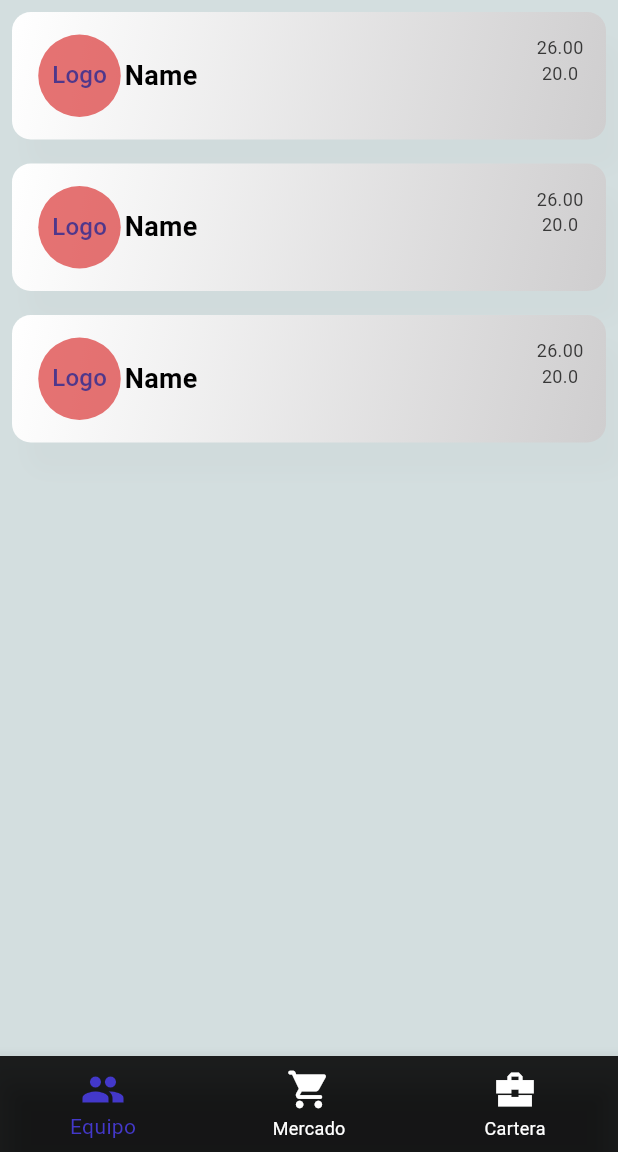
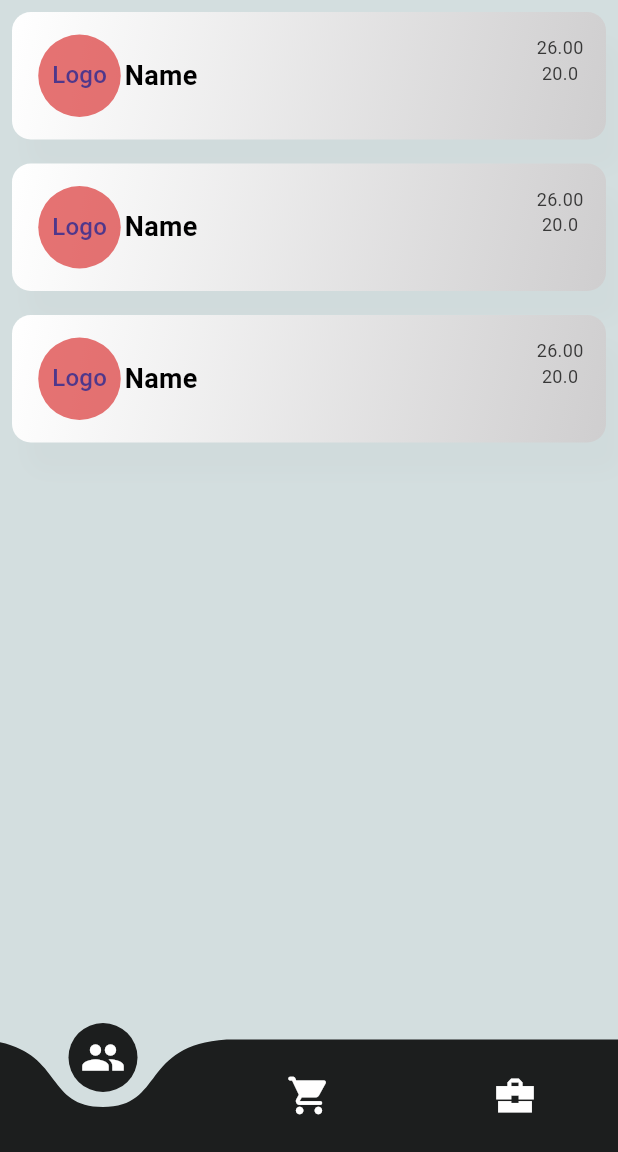
Before and after one commit to osbelsc/inversor_deportivo, a Flutter app: the HomePage screen opened directly, on a phone screen of 412 x 824 dp, the part 84-1236 px from its top. Run offline on Flutter 3.47's test engine with Material 3 defaults, Android fonts, the phone set to English and light mode, and no system bars; drawn by our look-alikes of curved_navigation_bar; our stand-ins replace gap, syncfusion_flutter_charts.

Commit message:
agg curved navigation bar

```diff
--- a/lib/pages/equipoPage.dart
+++ b/lib/pages/equipoPage.dart
@@ -18,6 +18,7 @@ class EquipoPage extends StatelessWidget {
     return Scaffold(
       backgroundColor: Color.fromARGB(255, 211, 222, 223),
       appBar: AppBar(
+        iconTheme: IconThemeData(color: Colors.white),
         backgroundColor: Colors.black87,
         title: Text(
           'Equipo',
--- a/lib/pages/homePage.dart
+++ b/lib/pages/homePage.dart
@@ -1,3 +1,4 @@
+import 'package:curved_navigation_bar/curved_navigation_bar.dart';
 import 'package:flutter/material.dart';
 
 import 'pagesurl.dart';
@@ -60,8 +61,6 @@ class _HomePageState extends State<HomePage> {
     return Scaffold(
       backgroundColor: Color.fromARGB(255, 211, 222, 223),
       appBar: AppBar(
-
-
         backgroundColor: const Color.fromARGB(221, 215, 215, 215),
         actions: [
           IconButton(
@@ -210,31 +209,44 @@ class _HomePageState extends State<HomePage> {
         ),
       ),
       body: body, // Usa el body determinado
-      bottomNavigationBar: BottomNavigationBar(
-        iconSize: 30.0,
-        backgroundColor: Colors.black87,
-        currentIndex: bottomNavIndex,
+      bottomNavigationBar: CurvedNavigationBar(
+        color: Colors.black87,
+        backgroundColor: Color.fromARGB(255, 211, 222, 223),
+        index: bottomNavIndex,
         onTap: (index) {
           setState(() {
             drawerIndex = -1; // Resetea el índice del Drawer
             bottomNavIndex = index; // Cambia el índice del BottomNavigationBar
           });
         },
-        selectedItemColor: Color(0xff4338CA),
-        unselectedItemColor: Colors.white,
         items: [
-          BottomNavigationBarItem(
-            label: 'Equipo',
-            icon: Icon(Icons.group),
+          Icon(
+            Icons.group,
+            size: 30,
+            color: const Color.fromARGB(255, 255, 255, 255),
           ),
-          BottomNavigationBarItem(
-            label: 'Mercado',
-            icon: Icon(Icons.shopping_cart_rounded),
+          Icon(
+            Icons.shopping_cart_rounded,
+            size: 30,
+            color: const Color.fromARGB(255, 255, 255, 255),
           ),
-          BottomNavigationBarItem(
-            label: 'Cartera',
-            icon: Icon(Icons.business_center_sharp),
-          ),
+          Icon(
+            Icons.business_center_sharp,
+            size: 30,
+            color: const Color.fromARGB(255, 255, 255, 255),
+          )
+          // BottomNavigationBarItem(
+          //   label: 'Equipo',
+          //   icon: Icon(Icons.group),
+          // ),
+          // BottomNavigationBarItem(
+          //   label: 'Mercado',
+          //   icon: Icon(Icons.shopping_cart_rounded),
+          // ),
+          // BottomNavigationBarItem(
+          //   label: 'Cartera',
+          //   icon: Icon(Icons.business_center_sharp),
+          // ),
         ],
       ),
     );
--- a/pubspec.yaml
+++ b/pubspec.yaml
@@ -40,6 +40,7 @@ dependencies:
   flutter_launcher_icons: ^0.13.1
   provider: ^6.1.2
   http: ^1.2.2
+  curved_navigation_bar: ^1.0.6
 
 
 
```
Also changed, not shown: pubspec.lock.
